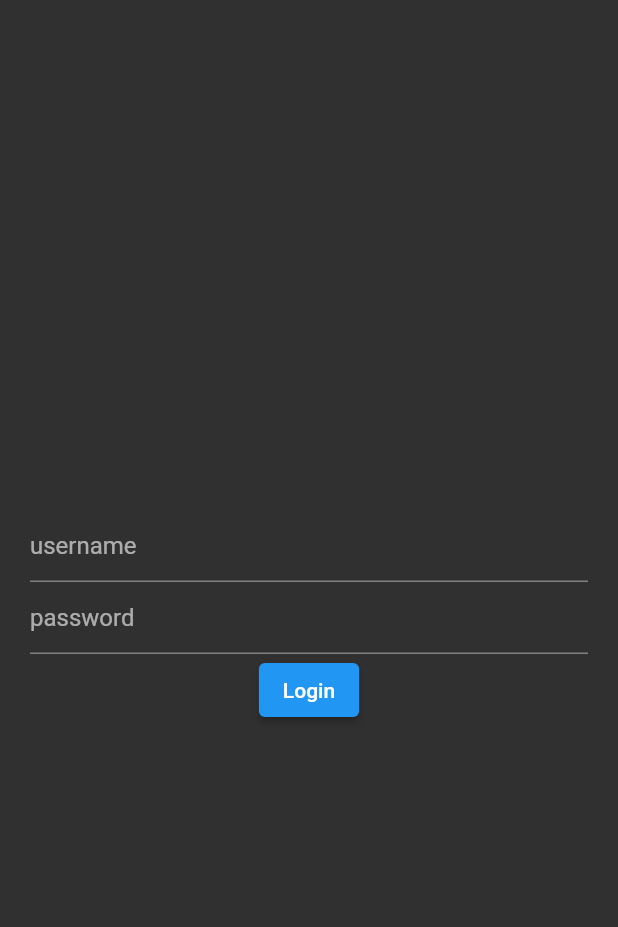
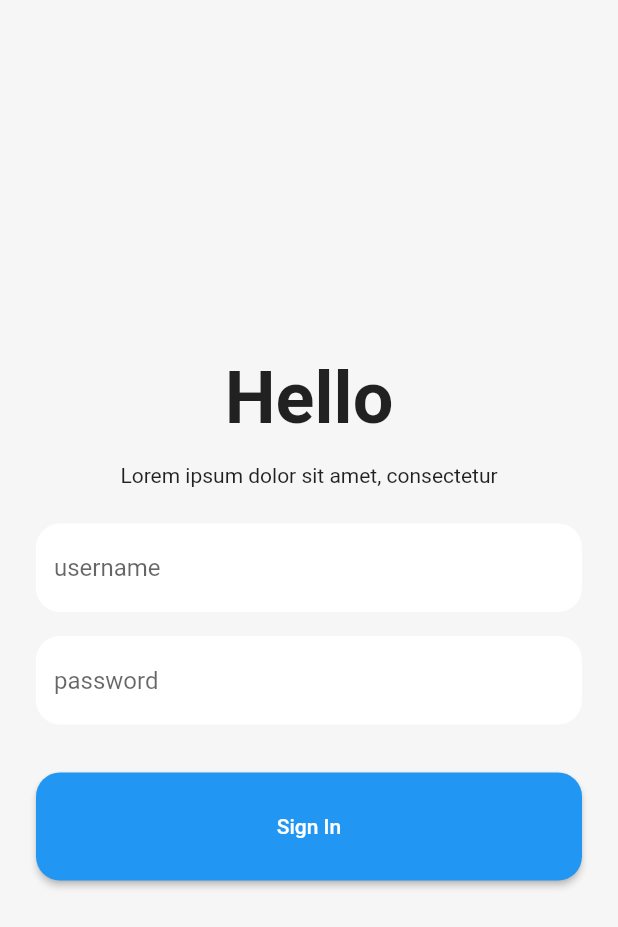
Before and after one commit to Spectrum862/cardamage_mobile, a Flutter app: the screen it shows after launch, on a phone screen of 412 x 824 dp. Shown: the top 927 px of the screen. Run offline on Flutter 3.47's test engine with Material 2 defaults, Android fonts, the phone set to English and light mode, and no system bars.

Commit message:
[update] login page

```diff
--- a/lib/main.dart
+++ b/lib/main.dart
@@ -13,7 +13,7 @@ class MyApp extends StatelessWidget {
       title: 'Flutter Demo',
       theme: ThemeData(
         primarySwatch: Colors.blue,
-        brightness: Brightness.dark,
+        brightness: Brightness.light,
       ),
       home: LoginPage(title: 'Flutter Demo Home Page'),
     );
--- a/lib/theme/theme.dart
+++ b/lib/theme/theme.dart
@@ -1,10 +1,16 @@
+import 'package:cardamage_datect/theme/util/HexColor.dart';
+import 'package:flutter/material.dart';
+
 class ThemeProvider {
-  static final ThemeProvider _singleton = ThemeProvider._internal();
-  String currentMode = 'light';
-
-  factory ThemeProvider() {
-    return _singleton;
-  }
-
-  ThemeProvider._internal();
+  static final Color gray9 = Color(0xFF262626);
+  static final Color gray8 = Color(0xFF262626);
+  static final Color gray7 = Color(0xFF424242);
+  static final Color gray6 = Color(0xFF262626);
+  static final Color gray5 = Color(0xFF858585);
+  static final Color gray4 = Color(0xFF262626);
+  static final Color gray3 = Color(0xFFf6f6f6);
+  static final Color gray2 = Color(0xFF262626);
+  static final Color gray1 = Color(0xFF262626);
+  static final Color primary = Color(0xFF2663FF);
+  static final Color primaryLight = Color(0xFF3AACFF);
 }
--- /dev/null
+++ b/lib/theme/util/HexColor.dart
@@ -0,0 +1,13 @@
+import 'package:flutter/material.dart';
+
+class HexColor extends Color {
+  static int _getColorFromHex(String hexColor) {
+    hexColor = hexColor.toUpperCase().replaceAll("#", "");
+    if (hexColor.length == 6) {
+      hexColor = "FF" + hexColor;
+    }
+    return int.parse(hexColor, radix: 16);
+  }
+
+  HexColor(final String hexColor) : super(_getColorFromHex(hexColor));
+}
--- a/lib/view/login/login.state.dart
+++ b/lib/view/login/login.state.dart
@@ -1,30 +1,110 @@
 import 'package:cardamage_datect/Router/route.dart';
+import 'package:cardamage_datect/theme/util/HexColor.dart';
 import 'package:cardamage_datect/view/login/login.dart';
 import 'package:flutter/material.dart';
 
 class LoginPageState extends State<LoginPage> {
   TextEditingController id = TextEditingController();
   TextEditingController password = TextEditingController();
+  FocusNode usernameNode;
+  FocusNode passwordNode;
+
+  @override
+  void initState() {
+    super.initState();
+    usernameNode = FocusNode();
+    passwordNode = FocusNode();
+  }
+
+  @override
+  void dispose() {
+    // Clean up the focus node when the Form is disposed.
+    usernameNode.dispose();
+    passwordNode.dispose();
+    super.dispose();
+  }
 
   @override
   Widget build(BuildContext context) {
     return Scaffold(
+      backgroundColor: HexColor('#f6f6f6'),
       body: Center(
         child: Container(
-          padding: EdgeInsets.only(right: 20, left: 20),
+          padding: EdgeInsets.only(right: 24, left: 24),
           child: Column(
             mainAxisAlignment: MainAxisAlignment.center,
             children: <Widget>[
+              Text(
+                'Hello',
+                style: TextStyle(fontSize: 48, fontWeight: FontWeight.bold),
+              ),
+              SizedBox(
+                height: 16,
+              ),
+              Text(
+                'Lorem ipsum dolor sit amet, consectetur ',
+                textAlign: TextAlign.center,
+                style: TextStyle(
+                  fontSize: 14,
+                ),
+              ),
+              SizedBox(
+                height: 24,
+              ),
               TextFormField(
-                decoration: InputDecoration(hintText: 'username'),
+                focusNode: usernameNode,
+                decoration: InputDecoration(
+                  filled: true,
+                  fillColor: usernameNode.hasFocus
+                      ? Color(0xFF262626)
+                      : Color(0xFFFFFFFF),
+                  enabledBorder: OutlineInputBorder(
+                      borderSide: BorderSide(width: 0, color: Color(0xFFFFFF)),
+                      borderRadius: BorderRadius.circular(16)),
+                  focusedBorder: OutlineInputBorder(
+                    borderSide: BorderSide(color: HexColor('#2663FF')),
+                    borderRadius: BorderRadius.circular(16),
+                  ),
+                  hintText: 'username',
+                ),
                 controller: id,
               ),
+              SizedBox(
+                height: 16,
+              ),
               TextFormField(
-                decoration: InputDecoration(hintText: 'password'),
+                focusNode: passwordNode,
+                decoration: InputDecoration(
+                  filled: true,
+                  fillColor: passwordNode.hasFocus
+                      ? Color(0xFF262626)
+                      : Color(0xFFFFFFFF),
+                  enabledBorder: OutlineInputBorder(
+                      borderSide: BorderSide(width: 0, color: Color(0xFFFFFF)),
+                      borderRadius: BorderRadius.circular(16)),
+                  focusedBorder: OutlineInputBorder(
+                    borderSide: BorderSide(color: HexColor('#2663FF')),
+                    borderRadius: BorderRadius.circular(16),
+                  ),
+                  hintText: 'password',
+                ),
                 controller: password,
               ),
+              SizedBox(
+                height: 32,
+              ),
               ElevatedButton(
-                child: Text('Login'),
+                child: SizedBox(
+                  width: double.infinity,
+                  height: 72,
+                  child: Center(
+                    child: Text('Sign In'),
+                  ),
+                ),
+                style: ButtonStyle(
+                    shape: MaterialStateProperty.all<OutlinedBorder>(
+                        RoundedRectangleBorder(
+                            borderRadius: BorderRadius.circular(16)))),
                 onPressed: () => PageRouter.toHomePage(context),
               )
             ],
```
Also changed, not shown: lib/router/route-config.dart (added), lib/router/route.dart (renamed from lib/Router/route.dart).
